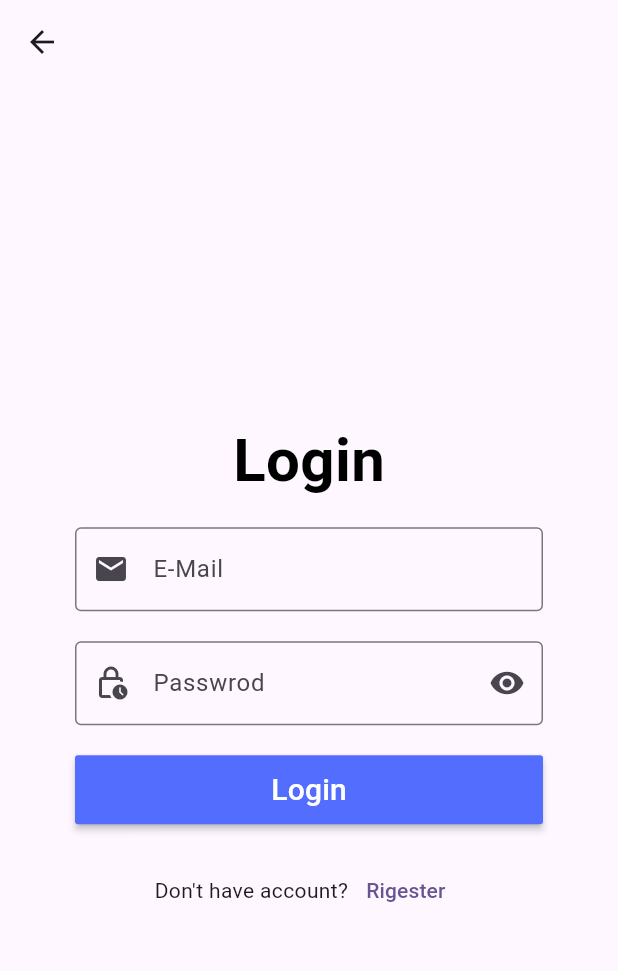
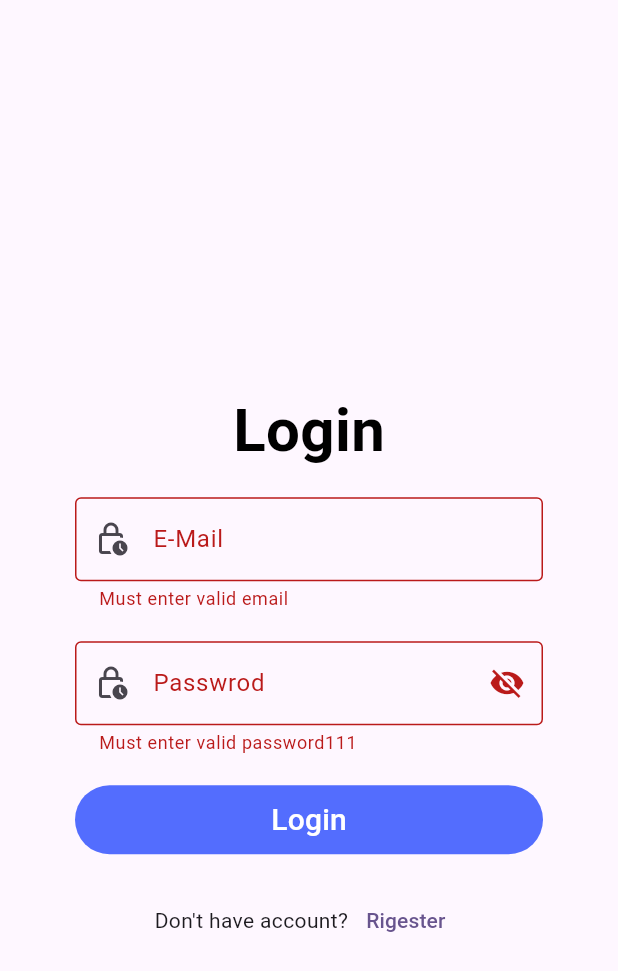
Before and after one commit to amroshehk/messenger, a Flutter app: the LoginScreen screen opened directly, after a tap on "Login", on a phone screen of 412 x 824 dp. Shown: the top 971 px of the screen. Run offline on Flutter 3.47's test engine with Material 3 defaults, Android fonts, the phone set to English and light mode, and no system bars.

Commit message:
Add project architecture. Add reusable components. Obscure text.

```diff
--- a/lib/login_screen.dart
+++ /dev/null
@@ -1,95 +0,0 @@
-import 'package:flutter/gestures.dart';
-import 'package:flutter/material.dart';
-
-class LoginScreen extends StatelessWidget {
-  LoginScreen({super.key});
-
-  var emailController = TextEditingController();
-  var passwordController = TextEditingController();
-
-  @override
-  Widget build(BuildContext context) {
-    return Scaffold(
-      appBar: AppBar(),
-      body: Padding(
-        padding: const EdgeInsets.all(50.0),
-        child: Center(
-          child: SingleChildScrollView(
-            scrollDirection: Axis.vertical,
-            child: Column(
-              mainAxisAlignment: MainAxisAlignment.center,
-              children: [
-                Container(
-                    padding: EdgeInsetsDirectional.all(16.0),
-                    child: const Text(
-                      'Login',
-                      style: TextStyle(
-                          fontSize: 40.0,
-                          color: Colors.black,
-                          fontWeight: FontWeight.w700),
-                    )),
-                TextFormField(
-                  controller: emailController,
-                  decoration: const InputDecoration(
-                      labelText: "E-Mail",
-                      border: OutlineInputBorder(),
-                      prefixIcon: Icon(Icons.email)),
-                  keyboardType: TextInputType.emailAddress,
-                ),
-                const SizedBox(
-                  height: 20,
-                ),
-                TextFormField(
-                  controller: passwordController,
-                  decoration: const InputDecoration(
-                      labelText: "Passwrod",
-                      border: OutlineInputBorder(),
-                      prefixIcon: Icon(Icons.lock_clock_outlined),
-                      suffixIcon: IconButton(
-                        icon:Icon(Icons.remove_red_eye),onPressed: onpressIcon,)),
-                  keyboardType: TextInputType.visiblePassword,
-                  obscureText: true,
-                ),
-                const SizedBox(
-                  height: 20,
-                ),
-                Container(
-                  width: double.infinity,
-                  height: 46,
-                  child: MaterialButton(
-                    onPressed: () {},
-                    color: Colors.indigoAccent,
-                    child: const Text(
-                      "Login",
-                      style: TextStyle(
-                        fontSize: 20.0,
-                        color: Colors.white,
-                      ),
-                    ),
-                  ),
-                ),
-                const SizedBox(
-                  height: 20,
-                ),
-                Container(
-                  width: double.infinity,
-                  child: Row(
-                    mainAxisAlignment: MainAxisAlignment.center,
-                    children: [
-                      const Text("Don't have account?"),
-                      TextButton(onPressed: () {
-                        print(emailController.text);
-                        print(passwordController.text);
-                      }, child: const Text("Rigester"))
-                    ],
-                  ),
-                )
-              ],
-            ),
-          ),
-        ),
-      ),
-    );
-  }
-}
-void onpressIcon(){}
--- a/lib/main.dart
+++ b/lib/main.dart
@@ -1,8 +1,8 @@
 import 'package:flutter/material.dart';
-import 'package:messenger_app/counter_screen.dart';
-import 'package:messenger_app/login_screen.dart';
-import 'package:messenger_app/messenger_screen.dart';
-import 'package:messenger_app/users_screen.dart';
+import 'package:messenger_app/modules/counter/counter_screen.dart';
+import 'package:messenger_app/modules/login/login_screen.dart';
+import 'package:messenger_app/modules/messenger/messenger_screen.dart';
+import 'package:messenger_app/modules/users/users_screen.dart';
 
 void main() {
   runApp(const MyApp());
@@ -36,7 +36,7 @@ class MyApp extends StatelessWidget {
         colorScheme: ColorScheme.fromSeed(seedColor: Colors.deepPurple),
         useMaterial3: true,
       ),
-      home: CounterScreen(),
+      home: LoginScreen(),
     );
   }
 }
--- /dev/null
+++ b/lib/modules/login/login_screen.dart
@@ -0,0 +1,119 @@
+import 'package:flutter/gestures.dart';
+import 'package:flutter/material.dart';
+import 'package:messenger_app/shared/components/components.dart';
+
+class LoginScreen extends StatefulWidget {
+  LoginScreen({super.key});
+
+  @override
+  State<LoginScreen> createState() => _LoginScreenState();
+}
+
+class _LoginScreenState extends State<LoginScreen> {
+  var emailController = TextEditingController();
+
+  var passwordController = TextEditingController();
+
+  var keyForm = GlobalKey<FormState>();
+
+  var obscureText = true;
+  IconData suffixIcon = Icons.visibility_off ;
+
+  @override
+  Widget build(BuildContext context) {
+    return Scaffold(
+      appBar: AppBar(),
+      body: Padding(
+        padding: const EdgeInsets.all(50.0),
+        child: Center(
+          child: SingleChildScrollView(
+            scrollDirection: Axis.vertical,
+            child: Form(
+              key: keyForm,
+              child: Column(
+                mainAxisAlignment: MainAxisAlignment.center,
+                children: [
+                  Container(
+                      padding: EdgeInsetsDirectional.all(16.0),
+                      child: const Text(
+                        'Login',
+                        style: TextStyle(
+                            fontSize: 40.0,
+                            color: Colors.black,
+                            fontWeight: FontWeight.w700),
+                      )),
+                  defaultTextFormField(
+                    controller: emailController,
+                    validator: (value) {
+                      if(value!.isEmpty){
+                        return "Must enter valid email";
+                      }
+                      else {
+                        return null;
+                      }
+                    },
+                    labelText: "E-Mail",
+                      prefixIcon: Icon(Icons.lock_clock_outlined),
+                      type:  TextInputType.emailAddress
+                  ),
+                  const SizedBox(
+                    height: 20,
+                  ),
+
+                  defaultTextFormField(
+                      controller: passwordController,
+                      obscureText: obscureText,
+                      validator: (value) {
+                        if(value!.isEmpty){
+                          return "Must enter valid password111";
+                        }
+                        else {
+                          return null;
+                        }
+                      },
+                      labelText: "Passwrod",
+                      prefixIcon: Icon(Icons.lock_clock_outlined),
+                      type:  TextInputType.visiblePassword,
+                      suffixIcon: IconButton(
+                      icon:Icon(obscureText ? Icons.visibility_off : Icons.visibility),onPressed: onpressIcon,)
+                  ),
+                  const SizedBox(
+                    height: 20,
+                  ),
+                  defaultButton(title: "Login",radius: 125.0, function: (){
+                    if(keyForm.currentState!.validate() != null) {
+
+                    }
+                  }),
+                  const SizedBox(
+                    height: 20,
+                  ),
+                  Container(
+                    width: double.infinity,
+                    child: Row(
+                      mainAxisAlignment: MainAxisAlignment.center,
+                      children: [
+                        const Text("Don't have account?"),
+                        TextButton(onPressed: () {
+                          print(emailController.text);
+                          print(passwordController.text);
+                        }, child: const Text("Rigester"))
+                      ],
+                    ),
+                  )
+                ],
+              ),
+            ),
+          ),
+        ),
+      ),
+    );
+  }
+
+  void onpressIcon(){
+    obscureText = !obscureText;
+    setState(() {
+
+    });
+  }
+}
--- /dev/null
+++ b/lib/shared/components/components.dart
@@ -0,0 +1,47 @@
+
+import 'package:flutter/cupertino.dart';
+import 'package:flutter/material.dart';
+
+Widget defaultButton({
+  required String title,
+  Color color = Colors.indigoAccent,
+  double radius = 10.0,
+  required VoidCallback function,
+}) =>
+    Container(
+      width: double.infinity,
+      decoration: BoxDecoration(
+          color: color, borderRadius: BorderRadius.circular(radius)),
+      height: 46,
+      child: MaterialButton(
+        onPressed: function,
+        child: Text(
+          "$title",
+          style: TextStyle(
+            fontSize: 20.0,
+            color: Colors.white,
+          ),
+        ),
+      ),
+    );
+
+Widget defaultTextFormField(
+        {required TextEditingController controller,
+        required String labelText,
+        required Icon prefixIcon,
+          IconButton? suffixIcon = null,
+          bool obscureText = false,
+        required TextInputType type,
+        required FormFieldValidator validator}) =>
+    TextFormField(
+      controller: controller,
+      validator: validator,
+      obscureText: obscureText,
+      decoration: InputDecoration(
+          labelText: labelText,
+          border: OutlineInputBorder(),
+          prefixIcon: prefixIcon
+      ,
+      suffixIcon:suffixIcon),
+      keyboardType: type,
+    );
```
Also changed, not shown: lib/modules/counter/counter_screen.dart (renamed from lib/counter_screen.dart), lib/modules/messenger/messenger_screen.dart (renamed from lib/messenger_screen.dart), lib/modules/users/users_screen.dart (renamed from lib/users_screen.dart), lib/shared/components/constants.dart (added), lib/shared/styles/colors.dart (added), lib/shared/styles/styles.dart (added).
